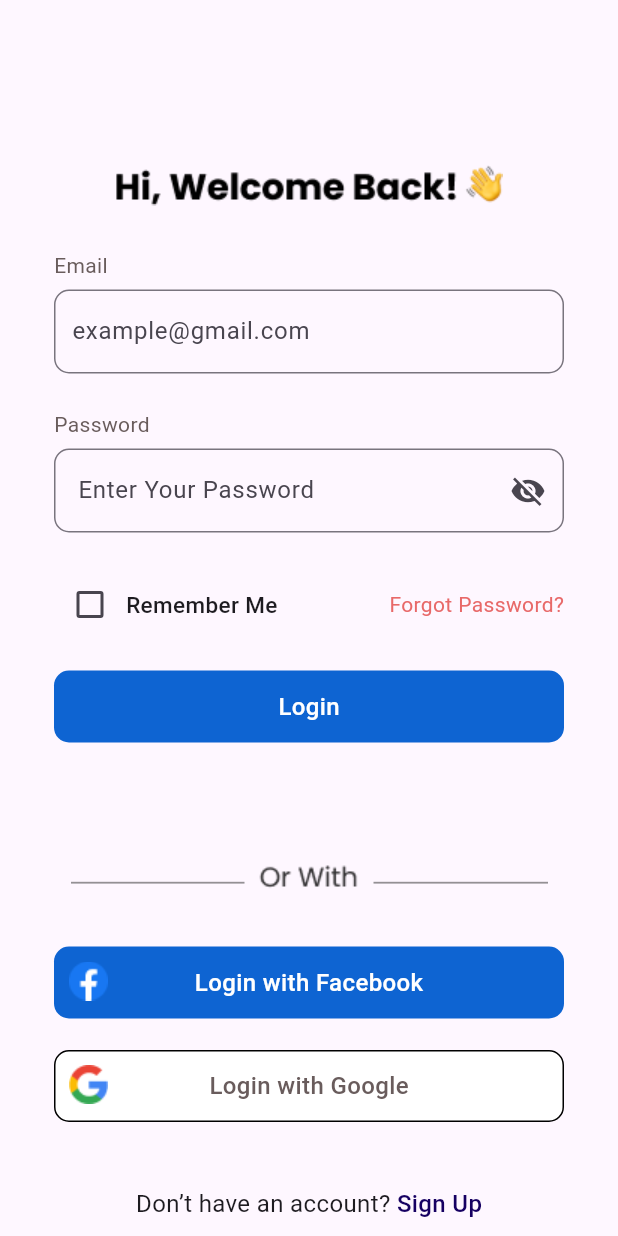
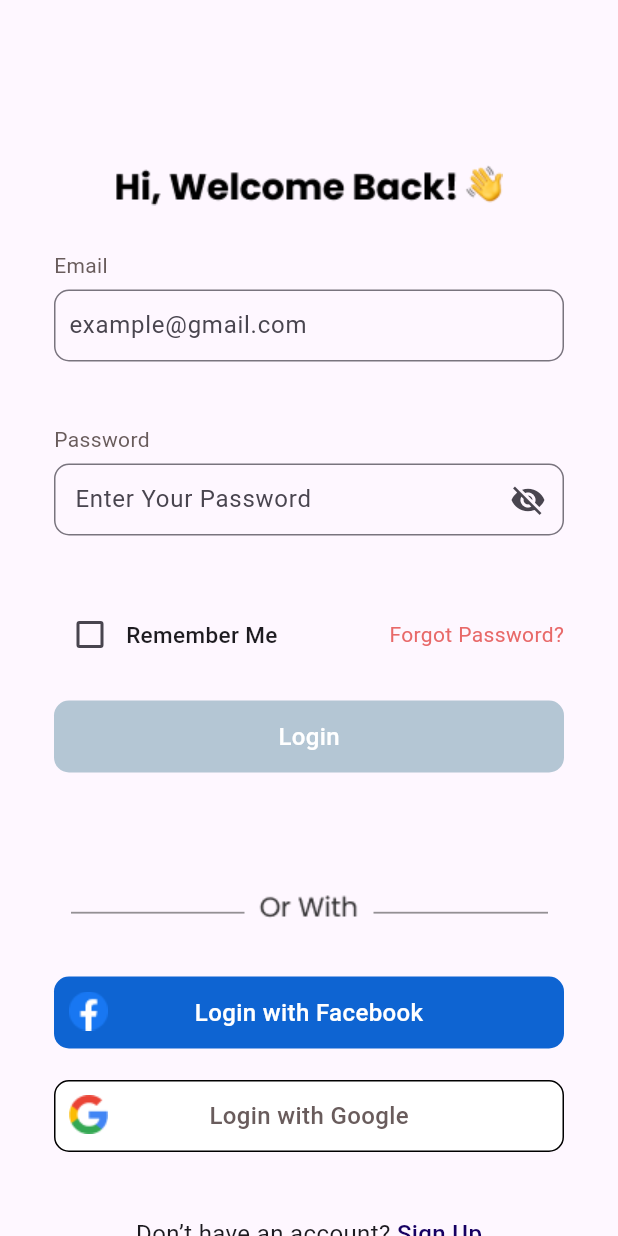
Before and after one commit to SheralDsouza57/Authentication, a Flutter app: the screen it shows after launch, on a phone screen of 412 x 824 dp. Run offline on Flutter 3.47's test engine with Material 3 defaults, Android fonts, the phone set to English and light mode, and no system bars; Roboto replaces fonts that are missing (Poppins).

```diff
--- a/lib/Colors/appcolors.dart
+++ b/lib/Colors/appcolors.dart
@@ -7,4 +7,5 @@ class AppColors {
   static const red = Color(0xFFE86969);
   static const royalBlue = Color(0xFF0E64D2);
   static const darkBlue = Color(0xFF160062);
+  static const davisGrey = Color(0xFFB4C6D4);
 }
--- a/lib/CustomWidgets/custom_button.dart
+++ b/lib/CustomWidgets/custom_button.dart
@@ -1,6 +1,7 @@
 import 'package:auth_module/CustomWidgets/textwidget.dart';
 import 'package:auth_module/Fonts/fonts.dart';
 import 'package:flutter/cupertino.dart';
+import 'package:flutter/material.dart';
 
 class CustomButton extends StatelessWidget {
   const CustomButton({
@@ -10,15 +11,19 @@ class CustomButton extends StatelessWidget {
     this.color,
     this.border,
     this.txtcolor,
+    this.onTap,
   });
   final Widget logo;
   final String buttonName;
   final Color? color;
   final BoxBorder? border;
   final Color? txtcolor;
+  final void Function()? onTap;
   @override
   Widget build(BuildContext context) {
-    return Stack(
+    return InkWell(
+      onTap: onTap,
+      child: Stack(
         children: [
           Container(
             decoration: BoxDecoration(
@@ -46,6 +51,7 @@ class CustomButton extends StatelessWidget {
             child: logo,
           ),
         ],
+      ),
     );
   }
 }
--- a/lib/Login/login.dart
+++ b/lib/Login/login.dart
@@ -14,7 +14,18 @@ class Login extends StatefulWidget {
 }
 
 class _LoginState extends State<Login> {
+  final _formKey = GlobalKey<FormState>();
+  final TextEditingController _emailController = TextEditingController();
+  final TextEditingController _passwordController = TextEditingController();
+
   bool _obscureText = true;
+  bool _isButtonEnabled = false;
+
+  void _updateButtonState() {
+    setState(() {
+      _isButtonEnabled = _formKey.currentState?.validate() ?? false;
+    });
+  }
 
   void _toggleObscureText() {
     setState(() {
@@ -29,12 +40,36 @@ class _LoginState extends State<Login> {
     });
   }
 
+  String? _validateEmail(String? value) {
+    if (value == null || value.isEmpty) {
+      return 'Please enter your email';
+    }
+    final emailRegex = RegExp(r'^[^@]+@[^@]+\.[^@]+');
+    if (!emailRegex.hasMatch(value)) {
+      return 'Please enter a valid email';
+    }
+    return null;
+  }
+
+  String? _validatePassword(String? value) {
+    if (value == null || value.isEmpty) {
+      return 'Please enter your password';
+    }
+    if (value.length < 6) {
+      return 'Password must be at least 6 characters';
+    }
+    return null;
+  }
+
   @override
   Widget build(BuildContext context) {
     return Scaffold(
       body: SingleChildScrollView(
         child: Padding(
           padding: const EdgeInsets.symmetric(horizontal: 36),
+          child: Form(
+            key: _formKey,
+            onChanged: _updateButtonState,
             child: Column(
               children: [
                 const SizedBox(height: 110),
@@ -49,10 +84,13 @@ class _LoginState extends State<Login> {
                   ),
                 ),
                 const SizedBox(height: 6),
-              const SizedBox(
-                height: 60,
-                child: TextField(
-                  decoration: InputDecoration(
+                SizedBox(
+                  height: 70,
+                  child: TextFormField(
+                    controller: _emailController,
+                    validator: _validateEmail,
+                    decoration: const InputDecoration(
+                      contentPadding: EdgeInsets.all(10),
                       hintText: 'example@gmail.com',
                       hintStyle: TextStyle(fontFamily: Fonts.poppins),
                       border: OutlineInputBorder(
@@ -62,7 +100,8 @@ class _LoginState extends State<Login> {
                         borderRadius: BorderRadius.all(
                           Radius.circular(10),
                         ),
-                      borderSide: BorderSide(color: Colors.black, width: 1.5),
+                        borderSide:
+                            BorderSide(color: AppColors.black, width: 1.5),
                       ),
                     ),
                   ),
@@ -78,14 +117,19 @@ class _LoginState extends State<Login> {
                 ),
                 const SizedBox(height: 6),
                 SizedBox(
-                height: 60,
-                child: TextField(
+                  height: 70,
+                  child: TextFormField(
+                    controller: _passwordController,
+                    validator: _validatePassword,
                     obscureText: _obscureText,
                     decoration: InputDecoration(
+                      contentPadding: const EdgeInsets.all(10),
                       suffixIcon: IconButton(
                         onPressed: _toggleObscureText,
                         icon: Icon(
-                        _obscureText ? Icons.visibility_off : Icons.visibility,
+                          _obscureText
+                              ? Icons.visibility_off
+                              : Icons.visibility,
                         ),
                       ),
                       hintText: 'Enter Your Password',
@@ -94,7 +138,8 @@ class _LoginState extends State<Login> {
                         borderRadius: BorderRadius.all(
                           Radius.circular(10),
                         ),
-                      borderSide: BorderSide(color: Colors.black, width: 1.5),
+                        borderSide:
+                            BorderSide(color: AppColors.black, width: 1.5),
                       ),
                       border: const OutlineInputBorder(
                         borderRadius: BorderRadius.all(
@@ -132,11 +177,16 @@ class _LoginState extends State<Login> {
                   ],
                 ),
                 const SizedBox(height: 20),
-              const CustomButton(
-                logo: Text(''),
-                color: AppColors.royalBlue,
+                CustomButton(
+                  logo: const Text(''),
+                  color: _isButtonEnabled
+                      ? AppColors.royalBlue
+                      : AppColors.davisGrey,
                   txtcolor: AppColors.white,
                   buttonName: 'Login',
+                  onTap: () {
+                    _isButtonEnabled ? () {} : null;
+                  },
                 ),
                 const SizedBox(height: 76),
                 Image.asset(Images.line),
@@ -167,7 +217,8 @@ class _LoginState extends State<Login> {
                       onTap: () {
                         Navigator.push(
                           context,
-                        MaterialPageRoute(builder: (context) => const Signup()),
+                          MaterialPageRoute(
+                              builder: (context) => const Signup()),
                         );
                       },
                       child: const TextWidget(
@@ -184,6 +235,7 @@ class _LoginState extends State<Login> {
             ),
           ),
         ),
+      ),
     );
   }
 }
```
Lines whose indentation alone changed are shown as unchanged.
